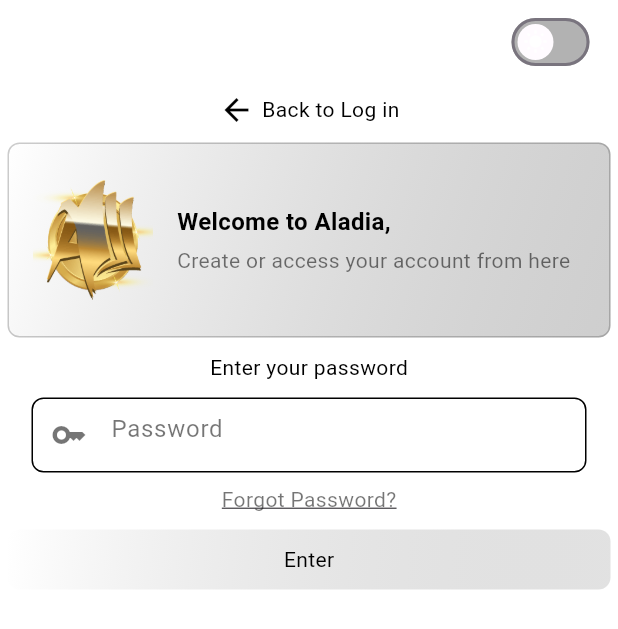
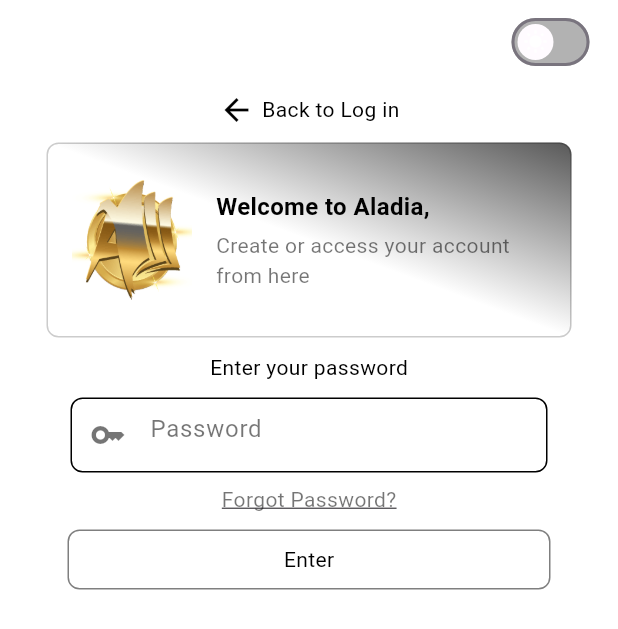
Before and after one commit to BiniyamAM/aladia_flutter_project, a Flutter app: the screen it shows after launch, after a tap on "Enter", on a phone screen of 412 x 824 dp. Shown: the top 629 px of the screen. Run offline on Flutter 3.47's test engine with Material 3 defaults, Android fonts, the phone set to English and light mode, and no system bars; our stand-ins replace shared_preferences; missing offline and left inert: widgetbook, widgetbook_annotation.

Commit message:
uptdate: update some code

```diff
--- a/lib/pages/logged_in.dart
+++ b/lib/pages/logged_in.dart
@@ -1,6 +1,5 @@
 import 'package:aladia/service/tokenService.dart';
 import 'package:flutter/material.dart';
-import 'package:shared_preferences/shared_preferences.dart';
 
 class LoggedIn extends StatefulWidget {
   const LoggedIn({super.key});
--- a/lib/pages/login.dart
+++ b/lib/pages/login.dart
@@ -1,6 +1,5 @@
 // ignore_for_file: deprecated_member_use
 
-import 'package:aladia/provider/authProvider.dart';
 import 'package:aladia/provider/theme_provider.dart';
 import 'package:flutter/material.dart';
 import 'package:provider/provider.dart';
--- a/lib/service/loginService.dart
+++ b/lib/service/loginService.dart
@@ -1,7 +1,6 @@
 import 'dart:convert';
 import 'package:aladia/service/tokenService.dart';
 import 'package:http/http.dart' as http;
-import 'package:shared_preferences/shared_preferences.dart';
 
 class ApiService {
   final String baseUrl = 'https://dev-api.aladia.io/v2/auth';
--- a/lib/widgets/email_input.dart
+++ b/lib/widgets/email_input.dart
@@ -84,28 +84,20 @@ class EmailInput extends StatelessWidget {
             height: 40,
             decoration: BoxDecoration(
               borderRadius: BorderRadius.circular(8),
-              border: Border.all(color: Colors.transparent),
-              gradient: isDarkMode
-                  ? LinearGradient(
-                      colors: [
-                        Colors.black.withOpacity(0.9),
-                        Colors.grey.withOpacity(0.7),
-                      ],
-                      begin: Alignment.topLeft,
-                      end: Alignment.bottomRight,
-                    )
-                  : LinearGradient(
-                      colors: [
-                        Colors.white.withOpacity(0.7),
-                        Colors.grey.withOpacity(0.3),
-                      ],
-                      begin: Alignment.topLeft,
-                      end: Alignment.bottomRight,
-                    ),
+              border: Border.all(
+                color: isDarkMode
+                    ? Colors.white.withOpacity(0.5)
+                    : Colors.black.withOpacity(0.5), // Border color
+              ),
+              color: isDarkMode
+                  ? Colors.black
+                  : Colors.white, // Solid background color instead of gradient
             ),
             child: Text(
               'Enter',
-              style: TextStyle(color: isDarkMode ? Colors.white : Colors.black),
+              style: TextStyle(
+                color: isDarkMode ? Colors.white : Colors.black,
+              ),
             ),
           ),
         )
--- a/lib/widgets/login_content.dart
+++ b/lib/widgets/login_content.dart
@@ -5,7 +5,6 @@ import 'package:aladia/provider/theme_provider.dart';
 import 'package:aladia/widgets/top_content.dart';
 import 'package:flutter/material.dart';
 import 'package:provider/provider.dart';
-// Make sure to import your AuthProvider
 
 class LoginContent extends StatelessWidget {
   final bool isDarkMode;
@@ -20,6 +19,9 @@ class LoginContent extends StatelessWidget {
     return Container(
       color: isDarkMode ? Colors.black : Colors.white,
       padding: const EdgeInsets.all(5),
+      alignment: Alignment.center, // Center the content horizontally
+      child: SizedBox(
+        width: 350, // Set a consistent width for the whole content
         child: Column(
           children: [
             GestureDetector(
@@ -34,7 +36,6 @@ class LoginContent extends StatelessWidget {
               },
               child: Container(
                 alignment: Alignment.center,
-              width: 350,
                 child: Row(
                   mainAxisAlignment: MainAxisAlignment.center,
                   children: [
@@ -68,12 +69,14 @@ class LoginContent extends StatelessWidget {
               decoration: BoxDecoration(
                 color: isDarkMode ? Colors.black : Colors.white,
                 borderRadius: BorderRadius.circular(8),
-              border:
-                  Border.all(color: isDarkMode ? Colors.white : Colors.black),
+                border: Border.all(
+                  color: isDarkMode ? Colors.white : Colors.black,
+                ),
               ),
               child: TextField(
-              controller: passwordController, // Use the controller
-              style: TextStyle(color: isDarkMode ? Colors.white : Colors.black),
+                controller: passwordController,
+                style:
+                    TextStyle(color: isDarkMode ? Colors.white : Colors.black),
                 decoration: InputDecoration(
                   prefixIcon: Icon(
                     Icons.key,
@@ -104,19 +107,14 @@ class LoginContent extends StatelessWidget {
             GestureDetector(
               onTap: () {
                 print("password clicked");
-              // Set the password in the AuthProvider and call login
 
                 authProvider.setPassword(passwordController.text);
                 authProvider.login().then((_) {
-                // Navigate to another page or show success/error message
                   if (authProvider.errorMessage != null) {
-                  // Show error message, for example using a Snackbar
                     ScaffoldMessenger.of(context).showSnackBar(
                       SnackBar(content: Text(authProvider.errorMessage!)),
                     );
                   } else {
-                  // Navigate to a new page on successful login
-
                     Navigator.pushReplacement(
                       context,
                       MaterialPageRoute(
@@ -132,26 +130,17 @@ class LoginContent extends StatelessWidget {
               child: Container(
                 alignment: Alignment.center,
                 height: 40,
+                width: 322,
                 decoration: BoxDecoration(
                   borderRadius: BorderRadius.circular(8),
-                border: Border.all(color: Colors.transparent),
-                gradient: isDarkMode
-                    ? LinearGradient(
-                        colors: [
-                          Colors.black.withOpacity(0.9),
-                          Colors.grey.withOpacity(0.7),
-                        ],
-                        begin: Alignment.topLeft,
-                        end: Alignment.bottomRight,
-                      )
-                    : LinearGradient(
-                        colors: [
-                          Colors.white.withOpacity(0.7),
-                          Colors.grey.withOpacity(0.3),
-                        ],
-                        begin: Alignment.topLeft,
-                        end: Alignment.bottomRight,
+                  border: Border.all(
+                    color: isDarkMode
+                        ? Colors.white.withOpacity(0.5)
+                        : Colors.black.withOpacity(0.5), // Border color
                   ),
+                  color: isDarkMode
+                      ? Colors.black
+                      : Colors.white, // Solid background color
                 ),
                 child: authProvider.isLoading
                     ? CircularProgressIndicator(
@@ -171,6 +160,7 @@ class LoginContent extends StatelessWidget {
             ),
           ],
         ),
+      ),
     );
   }
 }
--- a/lib/widgets/or_divider.dart
+++ b/lib/widgets/or_divider.dart
@@ -10,22 +10,51 @@ class OrDivider extends StatelessWidget {
     return Row(
       mainAxisAlignment: MainAxisAlignment.center,
       children: [
+        // Gradient before "Or"
         Expanded(
-            child: Divider(
-                color: isDarkMode
-                    ? Colors.white.withOpacity(0.1)
-                    : Colors.black.withOpacity(0.1))),
+          child: Container(
+            height: 1,
+            decoration: BoxDecoration(
+              gradient: LinearGradient(
+                colors: [
+                  isDarkMode
+                      ? Colors.white.withOpacity(0)
+                      : Colors.black.withOpacity(0),
+                  isDarkMode ? Colors.white : Colors.black,
+                ],
+                begin: Alignment.centerLeft,
+                end: Alignment.centerRight,
+              ),
+            ),
+          ),
+        ),
         Padding(
           padding: const EdgeInsets.symmetric(horizontal: 8.0),
-          child: Text('Or',
-              style:
-                  TextStyle(color: isDarkMode ? Colors.white : Colors.black)),
+          child: Text(
+            'Or',
+            style: TextStyle(
+              color: isDarkMode ? Colors.white : Colors.black,
+            ),
+          ),
         ),
+        // Gradient after "Or"
         Expanded(
-            child: Divider(
-                color: isDarkMode
-                    ? Colors.white.withOpacity(0.1)
-                    : Colors.black.withOpacity(0.1))),
+          child: Container(
+            height: 1,
+            decoration: BoxDecoration(
+              gradient: LinearGradient(
+                colors: [
+                  isDarkMode ? Colors.white : Colors.black,
+                  isDarkMode
+                      ? Colors.white.withOpacity(0)
+                      : Colors.black.withOpacity(0),
+                ],
+                begin: Alignment.centerLeft,
+                end: Alignment.centerRight,
+              ),
+            ),
+          ),
+        ),
       ],
     );
   }
--- a/lib/widgets/social_buttons.dart
+++ b/lib/widgets/social_buttons.dart
@@ -8,8 +8,8 @@ class SocialButtons extends StatelessWidget {
   @override
   Widget build(BuildContext context) {
     return Column(
-      crossAxisAlignment: CrossAxisAlignment.start,
-      mainAxisAlignment: MainAxisAlignment.start,
+      crossAxisAlignment: CrossAxisAlignment.center,
+      mainAxisAlignment: MainAxisAlignment.center,
       children: [
         _buildSocialButton(
             'Continue with Google', 'assets/google.png', isDarkMode),
@@ -35,16 +35,22 @@ class SocialButtons extends StatelessWidget {
                   ? Colors.white.withOpacity(0.2)
                   : Colors.black.withOpacity(0.2)),
         ),
+        child: Padding(
+          padding: const EdgeInsets.symmetric(horizontal: 40.0),
           child: Row(
-          mainAxisAlignment: MainAxisAlignment.center,
+            // mainAxisAlignment: MainAxisAlignment.center,
+            // crossAxisAlignment: CrossAxisAlignment.center, // Center vertically
             children: [
               Image.asset(assetPath, height: 24),
-            const SizedBox(width: 16),
+              const SizedBox(width: 12), // Adjusted for better spacing
               Text(
                 text,
-              style: TextStyle(color: isDarkMode ? Colors.white : Colors.black),
+                style: TextStyle(
+                  color: isDarkMode ? Colors.white : Colors.black,
+                ),
               ),
             ],
+          ),
         ),
       ),
     );
--- a/lib/widgets/term_&_condition.dart
+++ b/lib/widgets/term_&_condition.dart
@@ -20,7 +20,7 @@ class TermsAndConditions extends StatelessWidget {
                 ? Colors.white.withOpacity(0.4)
                 : Colors.black.withOpacity(0.4), // Dynamic color based on theme
             decoration: TextDecoration
-                .underline, // Optional: if you want to underline the text
+                .none, // Optional: if you want to underline the text
           ),
         ),
       ),
--- a/lib/widgets/top_content.dart
+++ b/lib/widgets/top_content.dart
@@ -1,4 +1,5 @@
 import 'package:flutter/material.dart';
+import 'dart:math' as math;
 
 class TopContent extends StatelessWidget {
   final bool isDarkMode;
@@ -11,21 +12,35 @@ class TopContent extends StatelessWidget {
       padding: const EdgeInsets.symmetric(vertical: 24, horizontal: 16),
       decoration: BoxDecoration(
         gradient: isDarkMode
-            ? LinearGradient(
+            ? const LinearGradient(
                 colors: [
-                  Colors.black.withOpacity(0.9),
-                  Colors.grey.withOpacity(0.7),
+                  Colors.black, // First black gradient
+                  Colors.white, // Thin white line in the middle
+                  Colors.black, // Second black gradient
                 ],
+                stops: [
+                  0.5,
+                  1,
+                  0.5
+                ], // Very narrow transition for the thin line
                 begin: Alignment.topLeft,
                 end: Alignment.bottomRight,
+                transform: GradientRotation(-math.pi / 2),
               )
-            : LinearGradient(
+            : const LinearGradient(
                 colors: [
-                  Colors.white.withOpacity(0.8),
-                  Colors.grey.withOpacity(0.5),
+                  Colors.white, // First white gradient
+                  Colors.black, // Thin black line in the middle
+                  Colors.white, // Second white gradient
                 ],
+                stops: [
+                  0.5,
+                  1,
+                  0.5
+                ], // Very narrow transition for the thin line
                 begin: Alignment.topLeft,
                 end: Alignment.bottomRight,
+                transform: GradientRotation(-math.pi / 2),
               ),
         border: Border.all(
           color: isDarkMode
```
Also changed, not shown: pubspec.yaml (+0 -13 lines), 1 other file. Lines whose indentation alone changed are shown as unchanged.
